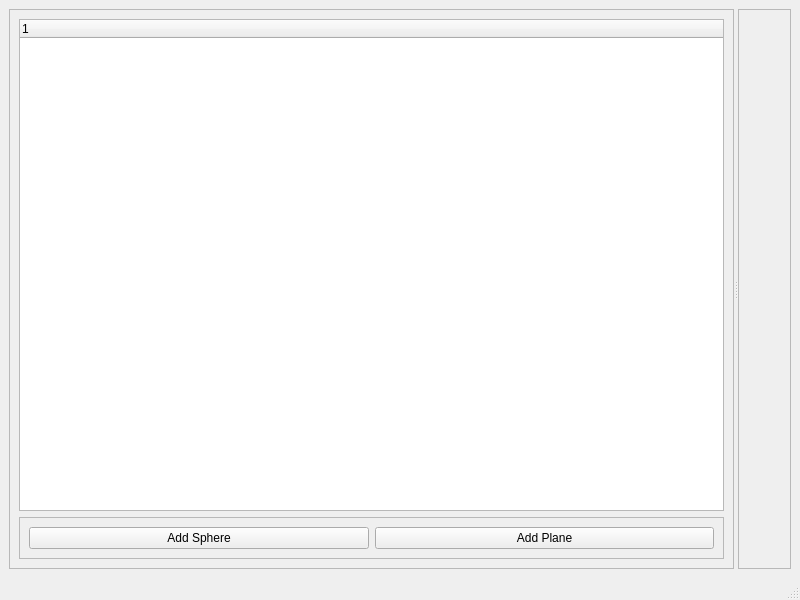
Old version of the form ray_tracer_gui.ui in the repository vitorog/ray-tracer.
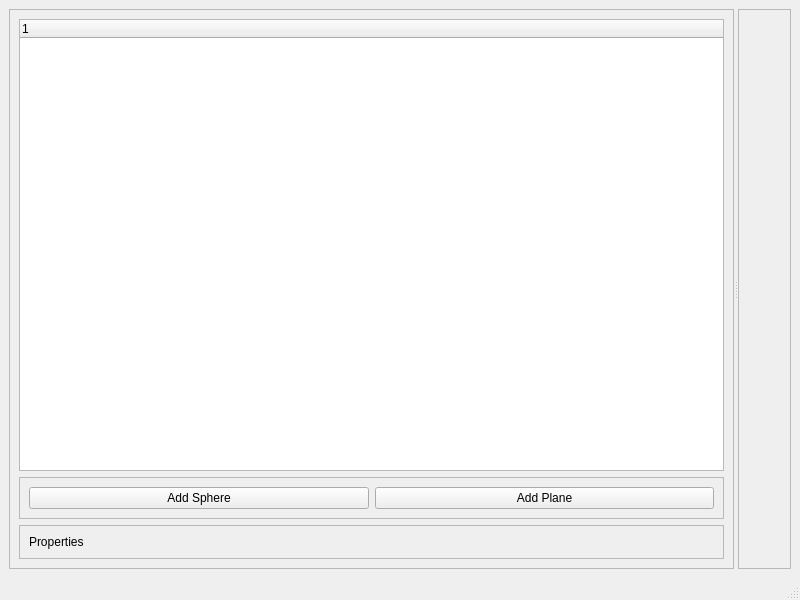
New version of the form.

Diff of the .ui file:
```diff
--- a/ray_tracer_gui.ui
+++ b/ray_tracer_gui.ui
@@ -63,6 +63,25 @@
           </layout>
          </widget>
         </item>
+        <item>
+         <widget class="QFrame" name="object_properties_frame">
+          <property name="frameShape">
+           <enum>QFrame::StyledPanel</enum>
+          </property>
+          <property name="frameShadow">
+           <enum>QFrame::Raised</enum>
+          </property>
+          <layout class="QVBoxLayout" name="verticalLayout_2">
+           <item>
+            <widget class="QLabel" name="properties_label">
+             <property name="text">
+              <string>Properties</string>
+             </property>
+            </widget>
+           </item>
+          </layout>
+         </widget>
+        </item>
        </layout>
       </widget>
       <widget class="QFrame" name="gl_widget_frame">
```
